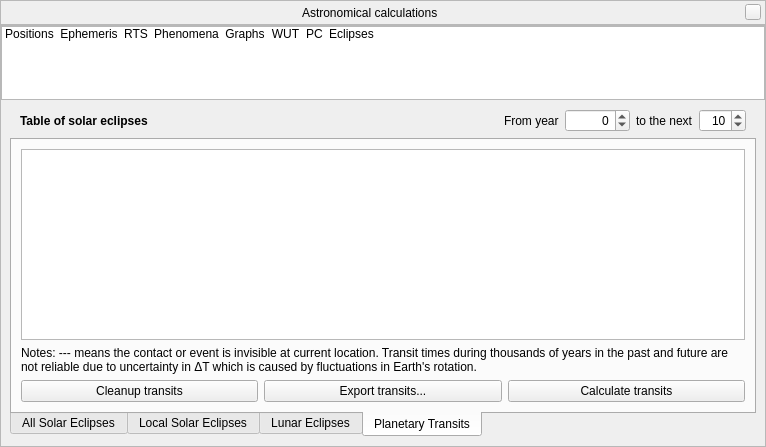
Above: src/gui/astroCalcDialog.ui from Stellarium/stellarium before the change. Below: the same form after it.
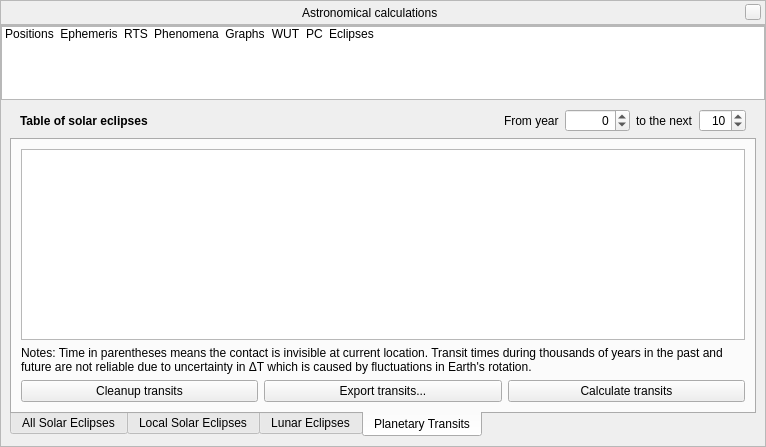
That is the form after the change. The open tabs and pages were chosen to show the change. Icons and pictures are not drawn. Custom widgets are drawn as their Qt base class.

The edit to the form file:
```diff
--- a/src/gui/astroCalcDialog.ui
+++ b/src/gui/astroCalcDialog.ui
@@ -2828,7 +2828,7 @@
               <item row="2" column="0">
                <widget class="QLabel" name="transitNoteLabel">
                 <property name="text">
-                 <string>Notes: --- means the contact or event is invisible at current location. Transit times during thousands of years in the past and future are not reliable due to uncertainty in ΔT which is caused by fluctuations in Earth's rotation.</string>
+                 <string>Notes: Time in parentheses means the contact is invisible at current location. Transit times during thousands of years in the past and future are not reliable due to uncertainty in ΔT which is caused by fluctuations in Earth's rotation.</string>
                 </property>
                 <property name="wordWrap">
                  <bool>true</bool>
```
